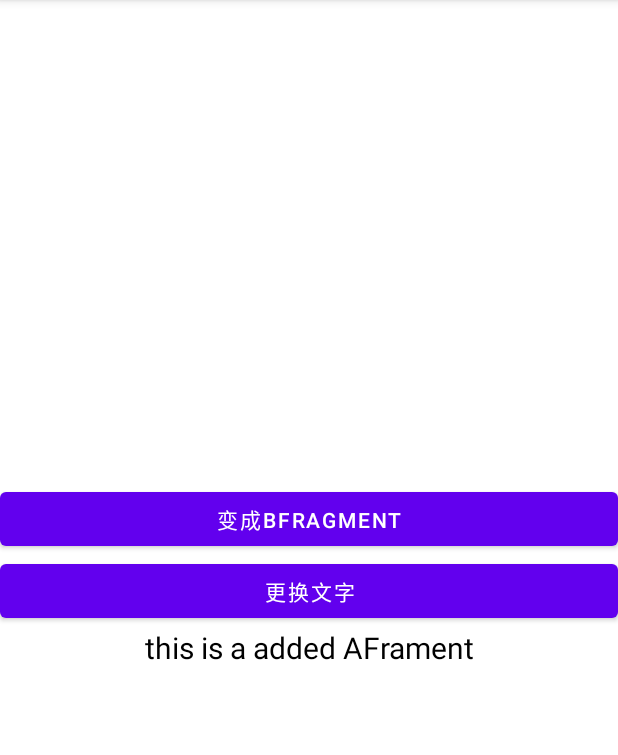
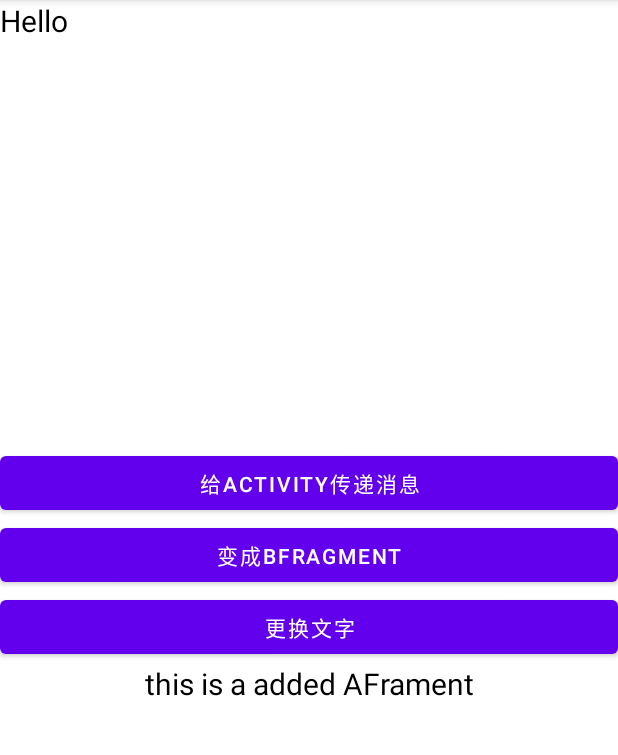
Before and after one commit to xiuyi007/Android_learning, an Android app: the AFragment screen opened directly, with no data from a screen before it, on a phone screen of 412 x 824 dp, the part 84-839 px from its top. Run offline under Robolectric (Android 15) with nearby library versions, the phone set to English and light mode, and no system bars.

Commit message:
add fragment-4, pass message to activity from fragment

```diff
--- a/app/src/main/java/com/li/myapplication/fragment/AFragment.java
+++ b/app/src/main/java/com/li/myapplication/fragment/AFragment.java
@@ -1,5 +1,6 @@
 package com.li.myapplication.fragment;
 
+import android.app.Activity;
 import android.content.Context;
 import android.os.Bundle;
 import android.util.Log;
@@ -12,6 +13,7 @@ import android.widget.TextView;
 import androidx.annotation.NonNull;
 import androidx.annotation.Nullable;
 import androidx.fragment.app.Fragment;
+import androidx.fragment.app.FragmentActivity;
 
 import com.li.myapplication.R;
 
@@ -19,8 +21,15 @@ public class AFragment extends Fragment {
     private BFragment bFragment;
     private Button mBtnChange;
     private Button mBtnReset;
+    private Button mBtnMessage;
     private TextView mTvTitle;
+    private onMessageClick listener;
 
+
+    public interface onMessageClick
+    {
+        void onClick(String s);
+    }
     //给AFragment传递参数
     //不要用构造函数传参，没用。Fragment的一些机制会让你这个传参无效
     public static AFragment getNewInstance(String s) {
@@ -30,6 +39,20 @@ public class AFragment extends Fragment {
         aFragment.setArguments(bundle);
         return aFragment;
     }
+
+    @Override
+    public void onAttach(@NonNull Context context) {
+        super.onAttach(context);
+        //与activity绑定的时候做些事情
+        try {
+            listener = (onMessageClick) context;
+        }catch (ClassCastException e) {
+            throw new ClassCastException("Activity must implement onMessageClick interface");
+        }
+
+
+    }
+
 
     @Override
     public void onCreate(@Nullable Bundle savedInstanceState) {
@@ -60,6 +83,17 @@ public class AFragment extends Fragment {
         mTvTitle = view.findViewById(R.id.tv_title);
         if (getArguments() != null)
             mTvTitle.setText(getArguments().getString("title"));
+        mBtnMessage = view.findViewById(R.id.btn_message);
+        mBtnMessage.setOnClickListener(new View.OnClickListener() {
+            @Override
+            public void onClick(View v) {
+                //不推荐
+/*                ContainerActivity activity = (ContainerActivity) getActivity();
+                activity.setData("你好");*/
+                //推荐
+                listener.onClick("你好");
+            }
+        });
         mBtnChange = view.findViewById(R.id.btn_change);
         mBtnReset = view.findViewById(R.id.btn_reset);
         mBtnReset.setOnClickListener(new View.OnClickListener() {
@@ -89,11 +123,7 @@ public class AFragment extends Fragment {
         });
     }
 
-    @Override
-    public void onAttach(@NonNull Context context) {
-        super.onAttach(context);
-        //与activity绑定的时候做些事情
-    }
+
 
     @Override
     public void onDetach() {
--- a/app/src/main/java/com/li/myapplication/fragment/ContainerActivity.java
+++ b/app/src/main/java/com/li/myapplication/fragment/ContainerActivity.java
@@ -5,19 +5,26 @@ import androidx.appcompat.app.AppCompatActivity;
 import android.os.Bundle;
 import android.view.View;
 import android.widget.Button;
+import android.widget.TextView;
 
 import com.li.myapplication.R;
 
-public class ContainerActivity extends AppCompatActivity {
-
+public class ContainerActivity extends AppCompatActivity implements AFragment.onMessageClick{
+    private TextView mTvTitle;
     private AFragment aFragment;
 /*    private BFragment bFragment;
     private Button mBtnChange;*/
+
+    //不推荐: 写一个function来给fragment调用，从而实现数据传递的功能
+    public void setData(String text) {
+        mTvTitle.setText(text);
+    }
 
     @Override
     protected void onCreate(Bundle savedInstanceState) {
         super.onCreate(savedInstanceState);
         setContentView(R.layout.activity_container);
+        mTvTitle = findViewById(R.id.tv_title);
         //实例化AFragment
 
         aFragment = AFragment.getNewInstance("this is a added AFrament");
@@ -35,4 +42,9 @@ public class ContainerActivity extends AppCompatActivity {
             }
         });*/
     }
+
+    @Override
+    public void onClick(String s) {
+        mTvTitle.setText(s);
+    }
 }
--- a/app/src/main/res/layout/activity_container.xml
+++ b/app/src/main/res/layout/activity_container.xml
@@ -6,6 +6,13 @@
     android:layout_height="match_parent"
     tools:context=".fragment.ContainerActivity">
 
+    <TextView
+        android:layout_width="wrap_content"
+        android:layout_height="wrap_content"
+        android:id="@+id/tv_title"
+        android:textSize="20sp"
+        android:textColor="#000000"
+        android:text="Hello" />
 
     <FrameLayout
         android:layout_width="match_parent"
--- a/app/src/main/res/layout/fragment_a.xml
+++ b/app/src/main/res/layout/fragment_a.xml
@@ -4,7 +4,11 @@
     android:layout_height="match_parent"
     android:gravity="center"
     android:orientation="vertical">
-
+    <Button
+        android:layout_width="match_parent"
+        android:layout_height="wrap_content"
+        android:id="@+id/btn_message"
+        android:text="给Activity传递消息" />
     <Button
         android:layout_width="match_parent"
         android:layout_height="wrap_content"
```
